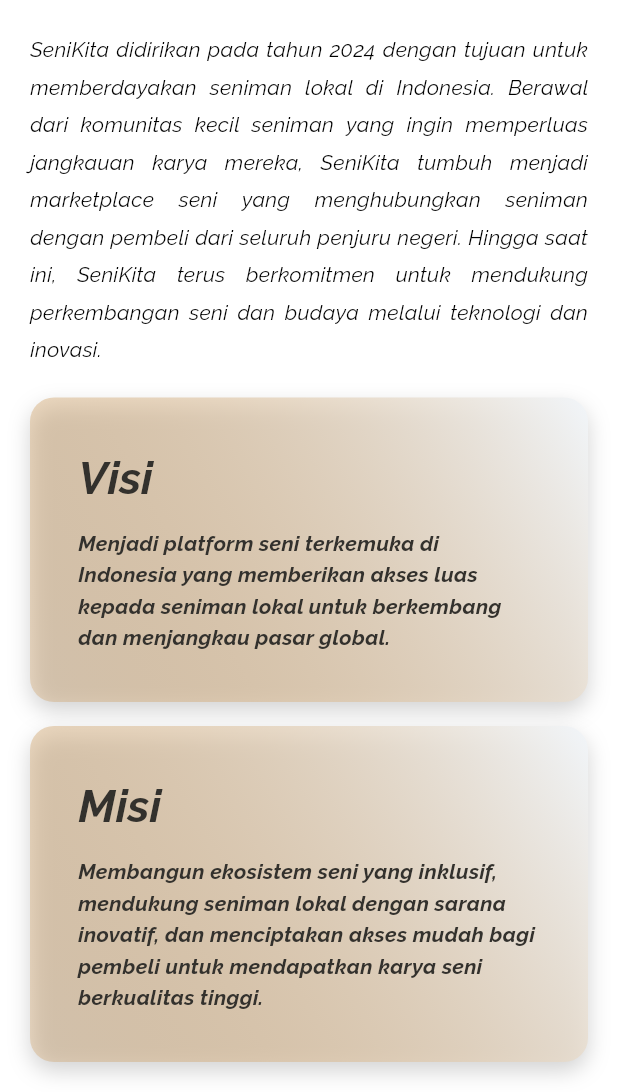
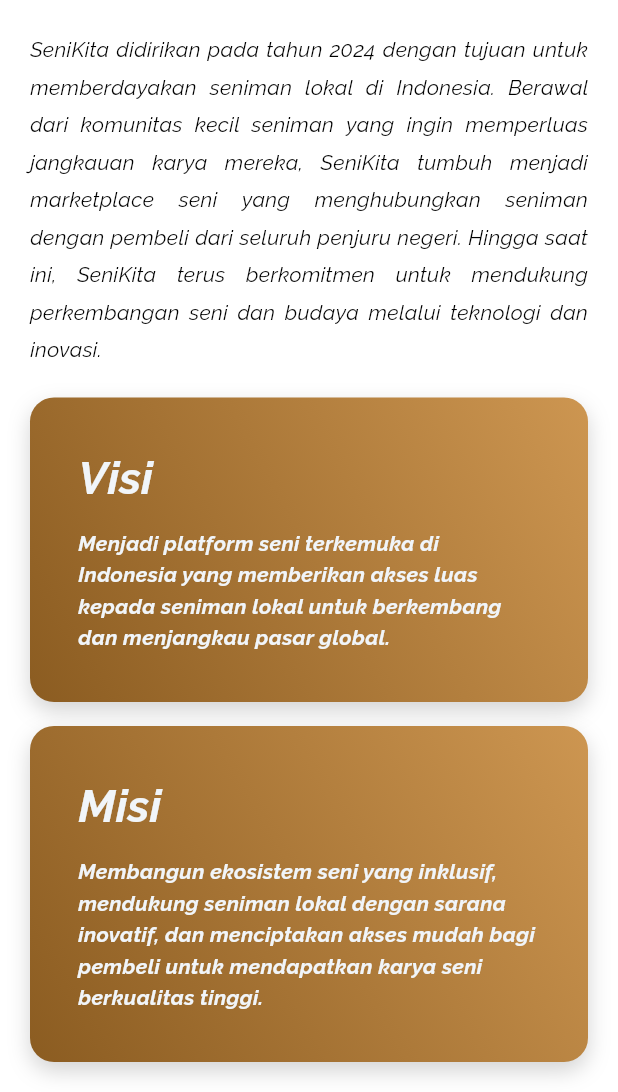
Before and after one commit to rickyprimay/senikita_edu_flutter, a Flutter app: the SeniKitaEduScreen screen opened by its route, scrolled down 120 dp, on a phone screen of 412 x 824 dp, the part 144-1236 px from its top. Run offline on Flutter 3.47's test engine with Material 3 defaults, Android fonts, the phone set to English and light mode, and no system bars; drawn by our look-alikes of toastification; our stand-ins replace another_flushbar, cached_network_image, flutter_gemini, flutter_svg, fluttertoast, google_sign_in and 6 more; missing offline and left inert: flutter_lightbox; accounts and stored records are empty; project files that could hold a hidden picture were left out.

Commit message:
edit card view on widya screen

```diff
--- a/lib/view/senikita_edu/senikita_edu.dart
+++ b/lib/view/senikita_edu/senikita_edu.dart
@@ -166,7 +166,7 @@
           ),
         ],
         gradient: LinearGradient(
-          colors: [AppColors.tertiary.withAlpha(77), AppColors.greyCustom],
+          colors: [AppColors.primary, AppColors.tertiary],
           begin: Alignment.bottomLeft,
           end: Alignment.topRight,
         ),
@@ -180,14 +180,14 @@
               title,
               style: AppFont.ralewayHeaderMedium.copyWith(
                 fontWeight: FontWeight.bold,
-                color: AppColors.secondary,
+                color: AppColors.greyCustom,
               ),
             ),
             const SizedBox(height: 12),
             Text(
               description,
               style: AppFont.ralewaySubtitle.copyWith(
-                color: AppColors.secondary,
+                color: AppColors.greyCustom,
                 fontSize: 14,
                 height: 1.5,
               ),
```
